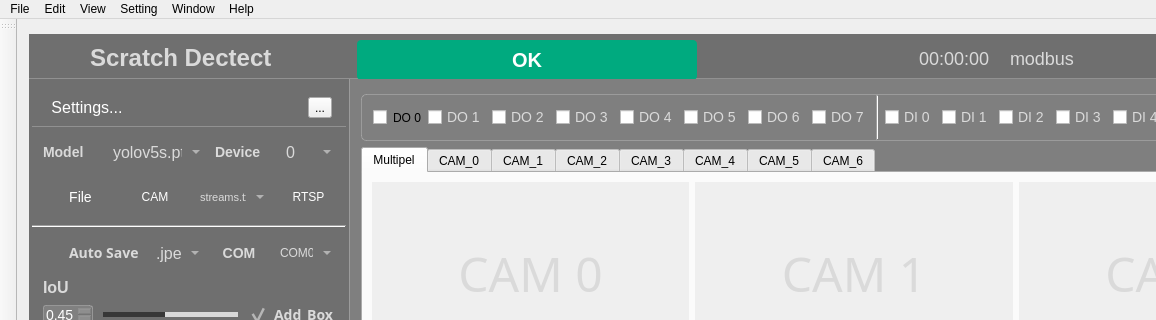
Above: ui_files/main_win.ui from bigcheng123/Scratches-detected before the change; both pictures show x 0 to 1156 and y 0 to 320 of the 1371 by 684 pixel window. Below: the same form after it.
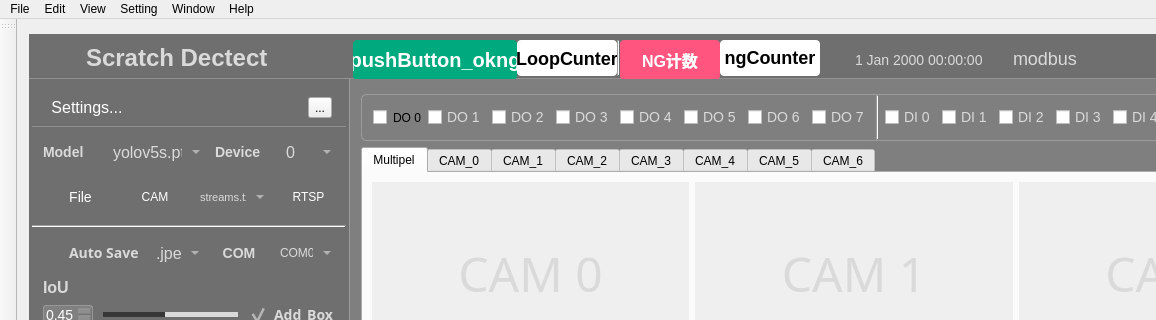
That is the form after the change. Icons and pictures are not drawn. Custom widgets are drawn as their Qt base class.

Commit message: 调整NG计数周期 20240409

What changed in the file:
```diff
--- a/ui_files/main_win.ui
+++ b/ui_files/main_win.ui
@@ -198,7 +198,7 @@
            <widget class="QPushButton" name="pushButton_okng">
             <property name="minimumSize">
              <size>
-              <width>340</width>
+              <width>100</width>
               <height>40</height>
              </size>
             </property>
@@ -217,7 +217,101 @@
 </string>
             </property>
             <property name="text">
-             <string>OK</string>
+             <string>pushButton_okng</string>
+            </property>
+           </widget>
+          </item>
+          <item>
+           <widget class="QLabel" name="label_okCounter">
+            <property name="minimumSize">
+             <size>
+              <width>100</width>
+              <height>0</height>
+             </size>
+            </property>
+            <property name="maximumSize">
+             <size>
+              <width>16777215</width>
+              <height>40</height>
+             </size>
+            </property>
+            <property name="styleSheet">
+             <string notr="true">font-size:18px;
+font-family: &quot;Microsoft YaHei&quot;;
+font-weight: bold;
+border-radius:4px;
+background-color: rgb(255, 255, 255);
+</string>
+            </property>
+            <property name="text">
+             <string>LoopCunter</string>
+            </property>
+            <property name="alignment">
+             <set>Qt::AlignCenter</set>
+            </property>
+           </widget>
+          </item>
+          <item>
+           <widget class="Line" name="line_3">
+            <property name="orientation">
+             <enum>Qt::Vertical</enum>
+            </property>
+           </widget>
+          </item>
+          <item>
+           <widget class="QPushButton" name="pushButton_okng_2">
+            <property name="minimumSize">
+             <size>
+              <width>100</width>
+              <height>40</height>
+             </size>
+            </property>
+            <property name="toolTipDuration">
+             <number>0</number>
+            </property>
+            <property name="styleSheet">
+             <string notr="true">QPushButton {
+font-size: 16px;
+font-family: &quot;Microsoft YaHei&quot;;
+font-weight: bold;
+border-radius:4px;
+background-color: rgb(255, 85, 127);
+color: rgb(255, 255, 255);
+}
+</string>
+            </property>
+            <property name="text">
+             <string>NG计数</string>
+            </property>
+           </widget>
+          </item>
+          <item>
+           <widget class="QLabel" name="label_ngCounter">
+            <property name="minimumSize">
+             <size>
+              <width>100</width>
+              <height>0</height>
+             </size>
+            </property>
+            <property name="maximumSize">
+             <size>
+              <width>16777215</width>
+              <height>40</height>
+             </size>
+            </property>
+            <property name="styleSheet">
+             <string notr="true">font-size:18px;
+font-family: &quot;Microsoft YaHei&quot;;
+font-weight: bold;
+border-radius:4px;
+background-color: rgb(255, 255, 255);
+</string>
+            </property>
+            <property name="text">
+             <string>&lt;html&gt;&lt;head/&gt;&lt;body&gt;&lt;p&gt;ngCounter&lt;/p&gt;&lt;/body&gt;&lt;/html&gt;</string>
+            </property>
+            <property name="alignment">
+             <set>Qt::AlignCenter</set>
             </property>
            </widget>
           </item>
@@ -235,22 +329,20 @@
            </spacer>
           </item>
           <item>
-           <widget class="QTimeEdit" name="timeEdit">
+           <widget class="QDateTimeEdit" name="dateTimeEdit">
             <property name="minimumSize">
              <size>
-              <width>60</width>
-              <height>30</height>
+              <width>0</width>
+              <height>40</height>
              </size>
             </property>
             <property name="styleSheet">
-             <string notr="true">font-size: 18px;
+             <string notr="true">font-size: 14px;
 font-family: &quot;Microsoft YaHei&quot;;
 font-weight: regular;
 border-radius:9px;
 background:rgba(66, 195, 255, 0);
-color: rgb(218, 218, 218);
-
-</string>
+color: rgb(218, 218, 218);</string>
             </property>
            </widget>
           </item>
```
Left out of the diff: 190 changed lines with no effect on the pictures. The commit also changes 8 other files.
